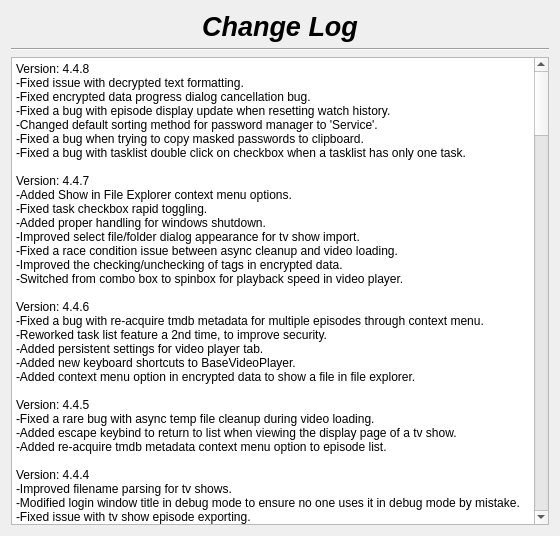
Old version of the form changelog.ui in the repository therealMaPMaKeR/MMDiary.
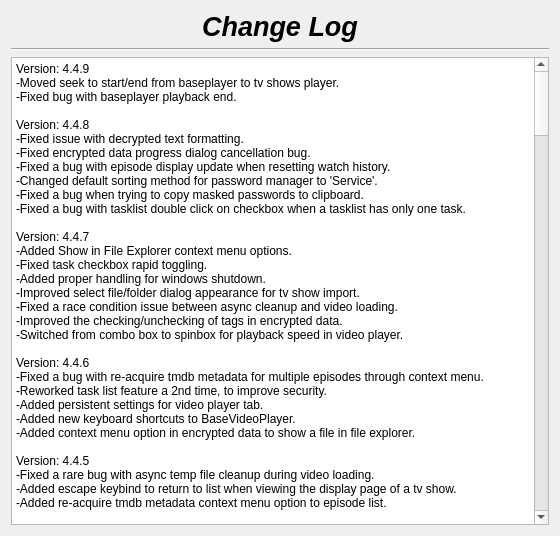
New version of the form.

What changed in the file:
```diff
--- a/changelog.ui
+++ b/changelog.ui
@@ -55,7 +55,8 @@
 li.unchecked::marker { content: &quot;\2610&quot;; }
 li.checked::marker { content: &quot;\2612&quot;; }
 &lt;/style&gt;&lt;/head&gt;&lt;body style=&quot; font-family:'Segoe UI'; font-size:9pt; font-weight:400; font-style:normal;&quot;&gt;
-&lt;p style=&quot; margin-top:0px; margin-bottom:0px; margin-left:0px; margin-right:0px; -qt-block-indent:0; text-indent:0px;&quot;&gt;Version: 4.4.8&lt;br /&gt;-Fixed issue with decrypted text formatting.&lt;/p&gt;
+&lt;p style=&quot; margin-top:0px; margin-bottom:0px; margin-left:0px; margin-right:0px; -qt-block-indent:0; text-indent:0px;&quot;&gt;Version: 4.4.9&lt;br /&gt;-Moved seek to start/end from baseplayer to tv shows player.&lt;/p&gt;
+&lt;p style=&quot; margin-top:0px; margin-bottom:0px; margin-left:0px; margin-right:0px; -qt-block-indent:0; text-indent:0px;&quot;&gt;-Fixed bug with baseplayer playback end.&lt;br /&gt;&lt;br /&gt;Version: 4.4.8&lt;br /&gt;-Fixed issue with decrypted text formatting.&lt;/p&gt;
 &lt;p style=&quot; margin-top:0px; margin-bottom:0px; margin-left:0px; margin-right:0px; -qt-block-indent:0; text-indent:0px;&quot;&gt;-Fixed encrypted data progress dialog cancellation bug.&lt;/p&gt;
 &lt;p style=&quot; margin-top:0px; margin-bottom:0px; margin-left:0px; margin-right:0px; -qt-block-indent:0; text-indent:0px;&quot;&gt;-Fixed a bug with episode display update when resetting watch history.&lt;br /&gt;-Changed default sorting method for password manager to 'Service'.&lt;br /&gt;-Fixed a bug when trying to copy masked passwords to clipboard.&lt;br /&gt;-Fixed a bug with tasklist double click on checkbox when a tasklist has only one task.&lt;/p&gt;
 &lt;p style=&quot;-qt-paragraph-type:empty; margin-top:0px; margin-bottom:0px; margin-left:0px; margin-right:0px; -qt-block-indent:0; text-indent:0px;&quot;&gt;&lt;br /&gt;&lt;/p&gt;
```
